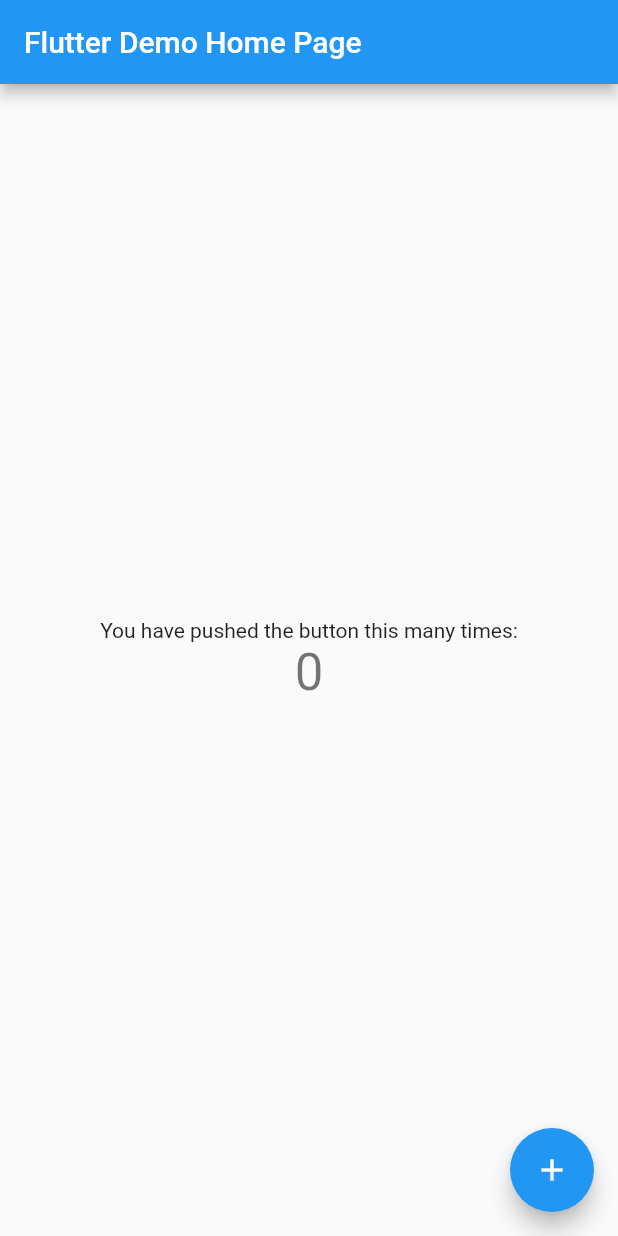
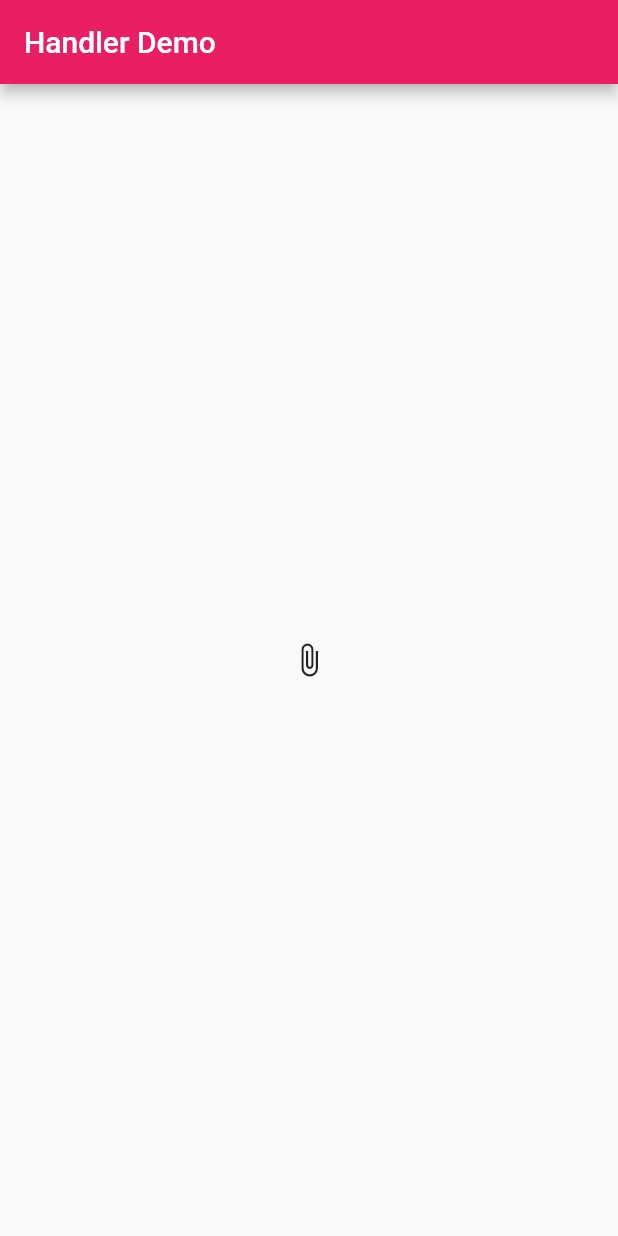
Before and after one commit to palcodes/flutter-handler-widget, a Flutter app: the screen it shows after launch, on a phone screen of 412 x 824 dp. Run offline on Flutter 3.47's test engine with Material 2 defaults, Android fonts, the phone set to English and light mode, and no system bars.

Commit message:
added a button and minor changes

```diff
--- a/lib/main.dart
+++ b/lib/main.dart
@@ -7,36 +7,17 @@ class MyApp extends StatelessWidget {
   @override
   Widget build(BuildContext context) {
     return MaterialApp(
-      title: 'Flutter Demo',
+      title: 'Handler',
       theme: ThemeData(
-        // This is the theme of your application.
-        //
-        // Try running your application with "flutter run". You'll see the
-        // application has a blue toolbar. Then, without quitting the app, try
-        // changing the primarySwatch below to Colors.green and then invoke
-        // "hot reload" (press "r" in the console where you ran "flutter run",
-        // or simply save your changes to "hot reload" in a Flutter IDE).
-        // Notice that the counter didn't reset back to zero; the application
-        // is not restarted.
-        primarySwatch: Colors.blue,
+        primarySwatch: Colors.pink,
       ),
-      home: MyHomePage(title: 'Flutter Demo Home Page'),
+      home: MyHomePage(title: 'Handler Demo'),
     );
   }
 }
 
 class MyHomePage extends StatefulWidget {
   MyHomePage({Key key, this.title}) : super(key: key);
-
-  // This widget is the home page of your application. It is stateful, meaning
-  // that it has a State object (defined below) that contains fields that affect
-  // how it looks.
-
-  // This class is the configuration for the state. It holds the values (in this
-  // case the title) provided by the parent (in this case the App widget) and
-  // used by the build method of the State. Fields in a Widget subclass are
-  // always marked "final".
-
   final String title;
 
   @override
@@ -44,68 +25,20 @@ class MyHomePage extends StatefulWidget {
 }
 
 class _MyHomePageState extends State<MyHomePage> {
-  int _counter = 0;
-
-  void _incrementCounter() {
-    setState(() {
-      // This call to setState tells the Flutter framework that something has
-      // changed in this State, which causes it to rerun the build method below
-      // so that the display can reflect the updated values. If we changed
-      // _counter without calling setState(), then the build method would not be
-      // called again, and so nothing would appear to happen.
-      _counter++;
-    });
-  }
 
   @override
   Widget build(BuildContext context) {
-    // This method is rerun every time setState is called, for instance as done
-    // by the _incrementCounter method above.
-    //
-    // The Flutter framework has been optimized to make rerunning build methods
-    // fast, so that you can just rebuild anything that needs updating rather
-    // than having to individually change instances of widgets.
     return Scaffold(
-      appBar: AppBar(
-        // Here we take the value from the MyHomePage object that was created by
-        // the App.build method, and use it to set our appbar title.
-        title: Text(widget.title),
-      ),
-      body: Center(
-        // Center is a layout widget. It takes a single child and positions it
-        // in the middle of the parent.
-        child: Column(
-          // Column is also a layout widget. It takes a list of children and
-          // arranges them vertically. By default, it sizes itself to fit its
-          // children horizontally, and tries to be as tall as its parent.
-          //
-          // Invoke "debug painting" (press "p" in the console, choose the
-          // "Toggle Debug Paint" action from the Flutter Inspector in Android
-          // Studio, or the "Toggle Debug Paint" command in Visual Studio Code)
-          // to see the wireframe for each widget.
-          //
-          // Column has various properties to control how it sizes itself and
-          // how it positions its children. Here we use mainAxisAlignment to
-          // center the children vertically; the main axis here is the vertical
-          // axis because Columns are vertical (the cross axis would be
-          // horizontal).
-          mainAxisAlignment: MainAxisAlignment.center,
-          children: <Widget>[
-            Text(
-              'You have pushed the button this many times:',
-            ),
-            Text(
-              '$_counter',
-              style: Theme.of(context).textTheme.display1,
-            ),
-          ],
+      appBar: AppBar(title: Text(widget.title)),
+      body: Container(
+        alignment: Alignment.center,
+        child: FlatButton(
+          onPressed: () {
+            print('clicked the button');
+          },
+          child: Icon(Icons.attach_file),
         ),
       ),
-      floatingActionButton: FloatingActionButton(
-        onPressed: _incrementCounter,
-        tooltip: 'Increment',
-        child: Icon(Icons.add),
-      ), // This trailing comma makes auto-formatting nicer for build methods.
     );
   }
 }
```
